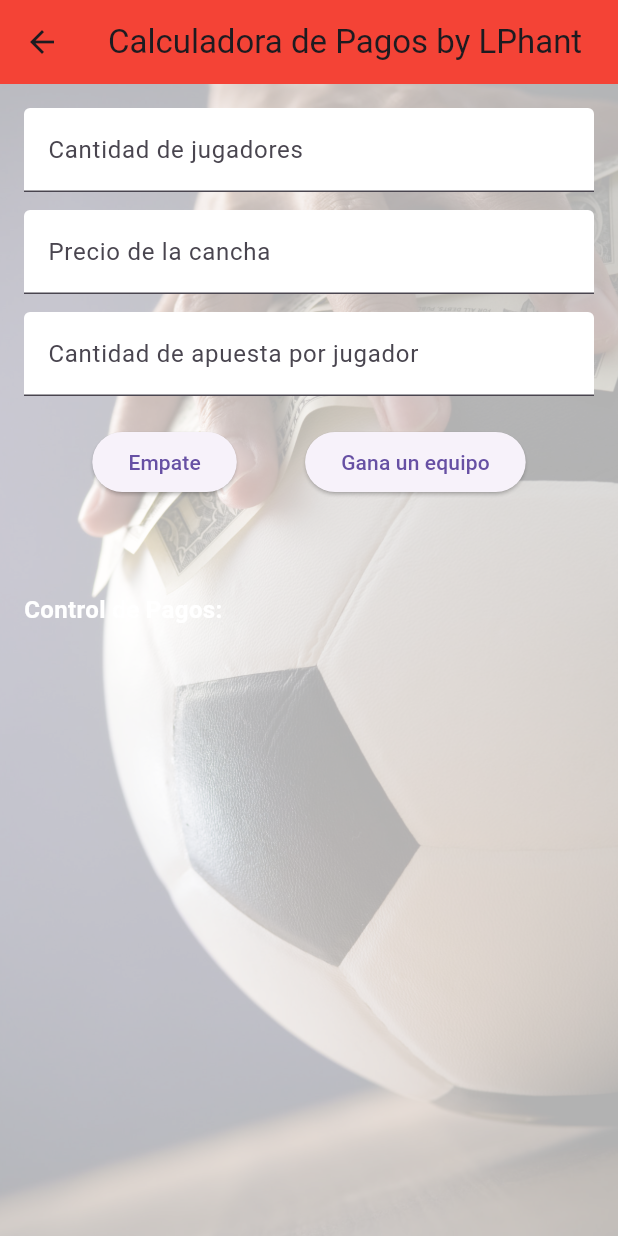
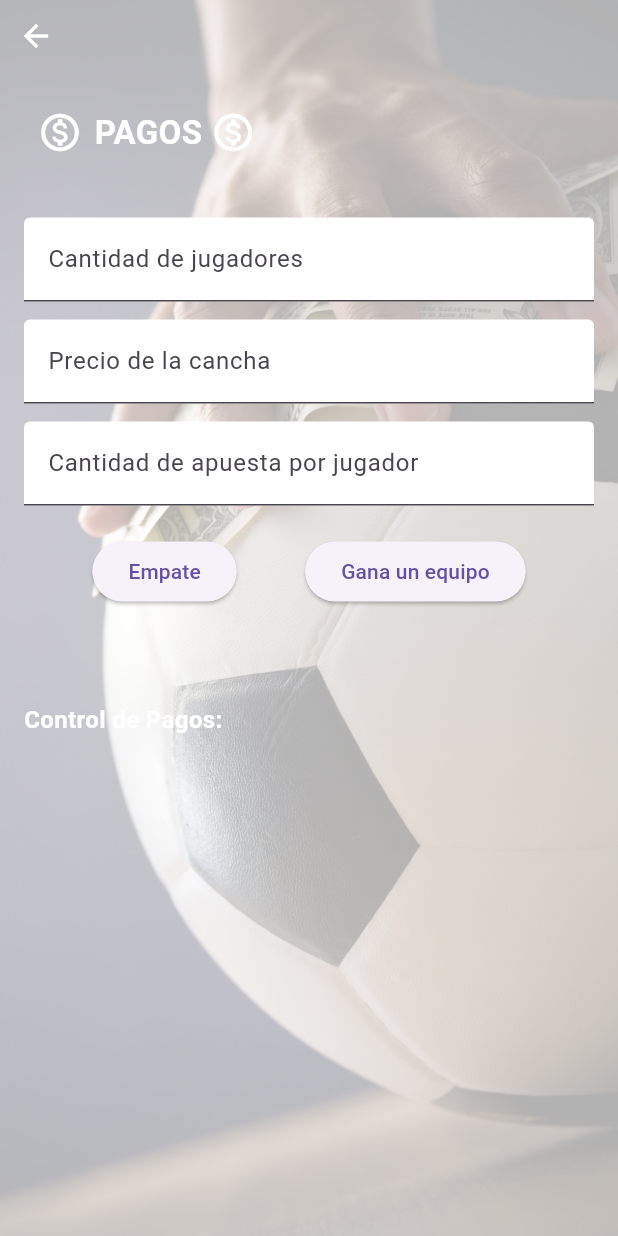
Before and after one commit to LPhant10/Futbol-by-LP, a Flutter app: the PaymentCalculatorScreen screen opened directly, on a phone screen of 412 x 824 dp. Run offline on Flutter 3.47's test engine with Material 3 defaults, Android fonts, the phone set to English and light mode, and no system bars; our stand-ins replace audioplayers, shared_preferences; accounts and stored records are empty.

Commit message:
quitando appbar de pagos

```diff
--- a/lib/screens/payment_calculator_screen.dart
+++ b/lib/screens/payment_calculator_screen.dart
@@ -92,7 +92,8 @@ class _PaymentCalculatorScreenState extends State<PaymentCalculatorScreen> {
     if (ganadores == totalJugadores) {
       // En caso de empate, todos pagan solo su parte de la cancha
       setState(() {
-      resultado = "Empate. Todos pagan: S/ ${costoPorJugador.toStringAsFixed(2)}";
+        resultado =
+            "Empate. Todos pagan: S/ ${costoPorJugador.toStringAsFixed(2)}";
       });
       return;
     }
@@ -107,14 +108,20 @@ class _PaymentCalculatorScreenState extends State<PaymentCalculatorScreen> {
     double gananciaPorGanador = dineroDisponible / ganadores;
 
     // Los ganadores pagan su parte de la cancha pero reciben su ganancia
-  double pagoGanador = (costoPorJugador - gananciaPorGanador).clamp(0, costoPorJugador);
-
+    double pagoGanador = (costoPorJugador - gananciaPorGanador).clamp(
+      0,
+      costoPorJugador,
+    );
 
     // Ganancia neta de los ganadores
-  double gananciaNeta = (gananciaPorGanador - costoPorJugador).clamp(0, gananciaPorGanador);
+    double gananciaNeta = (gananciaPorGanador - costoPorJugador).clamp(
+      0,
+      gananciaPorGanador,
+    );
 
     setState(() {
-    resultado = "Total jugadores → $totalJugadores\n"
+      resultado =
+          "Total jugadores → $totalJugadores\n"
           "Cada jugador paga su parte de la cancha → S/ ${costoPorJugador.toStringAsFixed(2)}\n"
           "Perdedores pagan su apuesta completa → S/ ${pagoPerdedor.toStringAsFixed(2)}\n"
           "Ganadores pagan solo su cancha → S/ ${pagoGanador.toStringAsFixed(2)}\n"
@@ -122,8 +129,6 @@ class _PaymentCalculatorScreenState extends State<PaymentCalculatorScreen> {
           "Ganancia total - su cancha: S/ ${gananciaNeta.toStringAsFixed(2)}";
     });
   }
-
-
 
   //
   @override
@@ -150,13 +155,50 @@ class _PaymentCalculatorScreenState extends State<PaymentCalculatorScreen> {
         ),
         Scaffold(
           backgroundColor: Colors.transparent,
-          appBar: AppBar(
+          /*  appBar: AppBar(
             title: Text("Calculadora de Pagos by LPhant"),
             backgroundColor: Colors.red,
-          ),
+          ), */
           body: SafeArea(
             child: Column(
+              mainAxisAlignment: MainAxisAlignment.center,
+              crossAxisAlignment: CrossAxisAlignment.start,
+
               children: [
+                IconButton(
+                  icon: Icon(Icons.arrow_back, color: Colors.white),
+                  onPressed: () {
+                    Navigator.pop(context);
+                  },
+                ),
+                Padding(
+                  padding: const EdgeInsets.all(25.0),
+                  child: Row(
+                    children: [
+                      SizedBox(height: 25),
+                      Icon(
+                        Icons.monetization_on_outlined,
+                        color: Colors.white,
+                        size: 30,
+                      ),
+                      SizedBox(width: 8),
+                      Text(
+                        'PAGOS ',
+                        style: TextStyle(
+                          fontSize: 22,
+                          fontWeight: FontWeight.bold,
+                          color: Colors.white,
+                        ),
+                        textAlign: TextAlign.left,
+                      ),
+                      Icon(
+                        Icons.monetization_on_outlined,
+                        color: Colors.white,
+                        size: 30,
+                      ),
+                    ],
+                  ),
+                ),
                 Expanded(
                   child: SingleChildScrollView(
                     padding: EdgeInsets.all(16),
```
Lines whose indentation alone changed are shown as unchanged.
